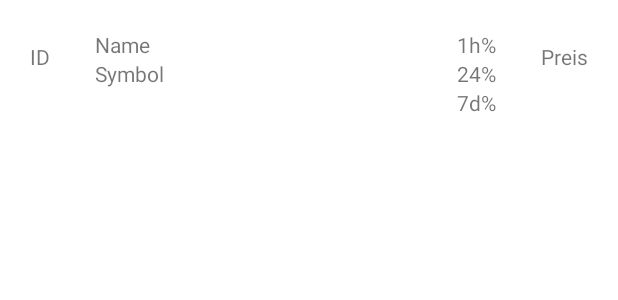
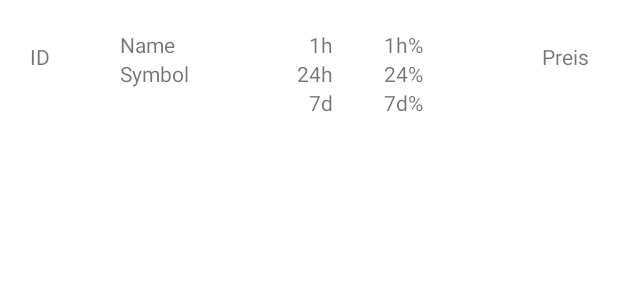
Before and after one commit to boehmich/coin-manager, an Android app: the layout list_item_coin_coinlist.xml on its own in the app's theme, with its tools: preview values and no code run, on a phone screen of 412 x 824 dp. Shown: the top 300 px of the screen. Run offline under Robolectric (Android 15) with nearby library versions, the phone set to English and light mode, and no system bars.

Commit message:
Update Feature added, Coinlist Design added, changed naming in coin.kt

```diff
--- a/app/build.gradle
+++ b/app/build.gradle
@@ -10,7 +10,7 @@ android {
 
     defaultConfig {
         applicationId "com.example.coinmanager"
-        minSdk 21
+        minSdk 24
         targetSdk 30
         versionCode 1
         versionName "1.0"
--- a/app/src/main/java/com/example/coinmanager/adapter/WatchlistAdapter.kt
+++ b/app/src/main/java/com/example/coinmanager/adapter/WatchlistAdapter.kt
@@ -10,6 +10,7 @@ import androidx.recyclerview.widget.RecyclerView
 import com.example.coinmanager.Coin
 import com.example.coinmanager.CoinWithUpdate
 import com.example.coinmanager.R
+import com.example.coinmanager.coinlist.CoinlistFragmentDirections
 
 
 class CoinWatchlistViewHolder(val listItemContactRootView: View): RecyclerView.ViewHolder(listItemContactRootView) {
@@ -40,8 +41,6 @@ class WatchlistAdapter(private var coins: List<CoinWithUpdate>): RecyclerView.Ad
 
         holder.listItemContactRootView.setOnClickListener{
             Toast.makeText(holder.itemView.context, "Coin: ${coin.coin.id} ${coin.coinWithUpdate.name}", Toast.LENGTH_LONG).show()
-            //val navHostFragment = holder.listItemContactRootView.findNavController()
-            //navHostFragment.navigate(MainFragmentDirections.actionOverviewFragmentToDetailFragment(coin.coin.id))
         }
 
     }
--- a/app/src/main/java/com/example/coinmanager/watchlist/WatchlistFragment.kt
+++ b/app/src/main/java/com/example/coinmanager/watchlist/WatchlistFragment.kt
@@ -2,9 +2,7 @@ package com.example.coinmanager.watchlist
 
 import android.os.Bundle
 import androidx.fragment.app.Fragment
-import android.view.LayoutInflater
 import android.view.View
-import android.view.ViewGroup
 import androidx.fragment.app.viewModels
 import androidx.recyclerview.widget.LinearLayoutManager
 import androidx.recyclerview.widget.RecyclerView
@@ -12,7 +10,6 @@ import androidx.swiperefreshlayout.widget.SwipeRefreshLayout
 import com.example.coinmanager.CoinWithUpdate
 import com.example.coinmanager.R
 import com.example.coinmanager.adapter.WatchlistAdapter
-import com.example.coinmanager.coin.CoinViewModel
 
 class WatchlistFragment : Fragment(R.layout.watchlist_fragment) {
 
@@ -26,7 +23,7 @@ class WatchlistFragment : Fragment(R.layout.watchlist_fragment) {
         swipeRefreshLayout = view.findViewById(R.id.swipeRefreshWatchlist)
 
         swipeRefreshLayout.setOnRefreshListener {
-            viewModel.createCoinsWatchlist()
+            viewModel.updateCoinsWatchlist()
         }
 
         viewModel.readCoinWatchlist().observe(viewLifecycleOwner){
--- a/app/src/main/res/layout/list_item_coin_coinlist.xml
+++ b/app/src/main/res/layout/list_item_coin_coinlist.xml
@@ -10,7 +10,7 @@
 
     <TextView
         android:id="@+id/tvCoinlistId"
-        android:layout_width="wrap_content"
+        android:layout_width="40dp"
         android:layout_height="wrap_content"
         android:text="ID"
         android:paddingTop="8dp"
@@ -21,7 +21,7 @@
         android:id="@+id/linearLayoutCoinlistItemName"
         android:layout_width="wrap_content"
         android:layout_height="wrap_content"
-        android:layout_marginStart="30dp"
+        android:layout_marginStart="20dp"
         android:orientation="vertical"
         app:layout_constraintStart_toEndOf="@+id/tvCoinlistId"
         app:layout_constraintTop_toTopOf="parent">
@@ -44,38 +44,85 @@
         android:layout_width="wrap_content"
         android:layout_height="wrap_content"
         android:orientation="vertical"
-        android:layout_marginEnd="30dp"
+        android:layout_marginEnd="10dp"
         app:layout_constraintEnd_toStartOf="@+id/tvCoinlistPrice"
-        app:layout_constraintTop_toTopOf="parent">
+        app:layout_constraintTop_toTopOf="parent"
+        android:gravity="bottom|end">
 
-        <TextView
-            android:id="@+id/tvCoinlistPercent1h"
+        <LinearLayout
             android:layout_width="wrap_content"
             android:layout_height="wrap_content"
-            android:text="1h%" />
+            android:orientation="horizontal">
 
-        <TextView
-            android:id="@+id/tvCoinlistPercent24h"
+            <TextView
+                android:layout_width="wrap_content"
+                android:layout_height="wrap_content"
+                android:text="1h"
+                android:textAlignment="viewEnd"
+                android:layout_marginEnd="10dp"/>
+
+            <TextView
+                android:id="@+id/tvCoinlistPercent1h"
+                android:layout_width="50dp"
+                android:layout_height="wrap_content"
+                android:text="1h%"
+                android:textAlignment="viewEnd"/>
+
+        </LinearLayout>
+
+
+        <LinearLayout
             android:layout_width="wrap_content"
             android:layout_height="wrap_content"
-            android:text="24%" />
+            android:orientation="horizontal">
 
-        <TextView
-            android:id="@+id/tvCoinlistPercent7d"
+            <TextView
+                android:layout_width="wrap_content"
+                android:layout_height="wrap_content"
+                android:text="24h"
+                android:textAlignment="viewEnd"
+                android:layout_marginEnd="10dp"/>
+
+            <TextView
+                android:id="@+id/tvCoinlistPercent24h"
+                android:layout_width="50dp"
+                android:layout_height="wrap_content"
+                android:text="24%"
+                android:textAlignment="viewEnd"/>
+
+        </LinearLayout>
+
+        <LinearLayout
             android:layout_width="wrap_content"
             android:layout_height="wrap_content"
-            android:text="7d%" />
+            android:orientation="horizontal">
+
+            <TextView
+                android:layout_width="wrap_content"
+                android:layout_height="wrap_content"
+                android:text="7d"
+                android:textAlignment="viewEnd"
+                android:layout_marginEnd="10dp"/>
+
+            <TextView
+                android:id="@+id/tvCoinlistPercent7d"
+                android:layout_width="50dp"
+                android:layout_height="wrap_content"
+                android:text="7d%"
+                android:textAlignment="viewEnd"/>
+        </LinearLayout>
     </LinearLayout>
 
 
     <TextView
         android:id="@+id/tvCoinlistPrice"
-        android:layout_width="wrap_content"
+        android:layout_width="100dp"
         android:layout_height="wrap_content"
         android:text="Preis"
         android:paddingTop="8dp"
         app:layout_constraintEnd_toEndOf="parent"
-        app:layout_constraintTop_toTopOf="parent" />
+        app:layout_constraintTop_toTopOf="parent"
+        android:textAlignment="viewEnd"/>
 
 
 </androidx.constraintlayout.widget.ConstraintLayout>
--- a/app/src/main/res/navigation/navigation_main.xml
+++ b/app/src/main/res/navigation/navigation_main.xml
@@ -23,6 +23,9 @@
         <action
             android:id="@+id/action_coinFragment_to_watchlistFragment"
             app:destination="@id/watchlistFragment" />
+        <argument
+            android:name="coin"
+            app:argType="com.example.coinmanager.CoinlistCoin" />
     </fragment>
 
     <fragment
--- a/app/src/main/res/values/colors.xml
+++ b/app/src/main/res/values/colors.xml
@@ -7,4 +7,8 @@
     <color name="teal_700">#FF018786</color>
     <color name="black">#FF000000</color>
     <color name="white">#FFFFFFFF</color>
+
+    <color name="negative">#DD0F0F</color>
+    <color name="positive">#4CAF50</color>
+
 </resources>
--- a/app/src/main/res/values/themes.xml
+++ b/app/src/main/res/values/themes.xml
@@ -3,7 +3,7 @@
     <style name="AppTheme.NoActionBar" parent="Theme.AppCompat.Light.NoActionBar">
         <item name="colorPrimary">#673AB7</item>
         <item name="colorPrimaryDark">#512DA8</item>
-        <item name="colorAccent">#FF4081</item>
+        <item name="colorAccent">#009688</item>
     </style>
 
     <style name="Theme.CoinManager" parent="Theme.MaterialComponents.DayNight.DarkActionBar">
```
Also changed, not shown: app/src/main/java/com/example/coinmanager/Coin.kt (+16 -10 lines), app/src/main/java/com/example/coinmanager/Repository.kt (+45 -17 lines), app/src/main/java/com/example/coinmanager/adapter/CoinlistAdapter.kt (+30 -8 lines), app/src/main/java/com/example/coinmanager/coin/CoinFragment.kt (+44 -6 lines), app/src/main/java/com/example/coinmanager/coin/CoinViewModel.kt (+11 -5 lines), app/src/main/java/com/example/coinmanager/coinlist/CoinlistViewModel.kt (+15 -25 lines), app/src/main/java/com/example/coinmanager/database/CoinDAO.kt (+5 -2 lines), app/src/main/java/com/example/coinmanager/map/MapFragment.kt (+8 -0 lines), app/src/main/java/com/example/coinmanager/watchlist/WatchlistViewModel.kt (+24 -1 lines), app/src/main/java/com/example/coinmanager/web/CoinWebService.kt (+5 -8 lines), app/src/main/java/com/example/coinmanager/web/model/CoinUpdateWebEntity.kt (added, +33 -0 lines), app/src/main/res/layout/coin_fragment.xml (+25 -8 lines).
